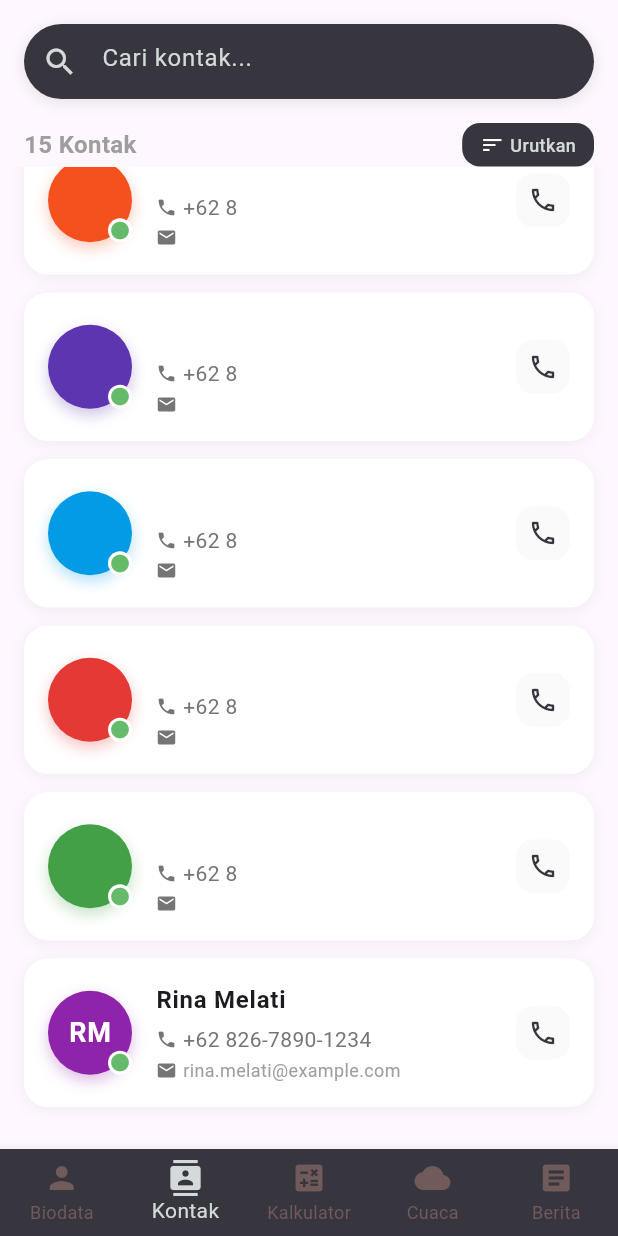
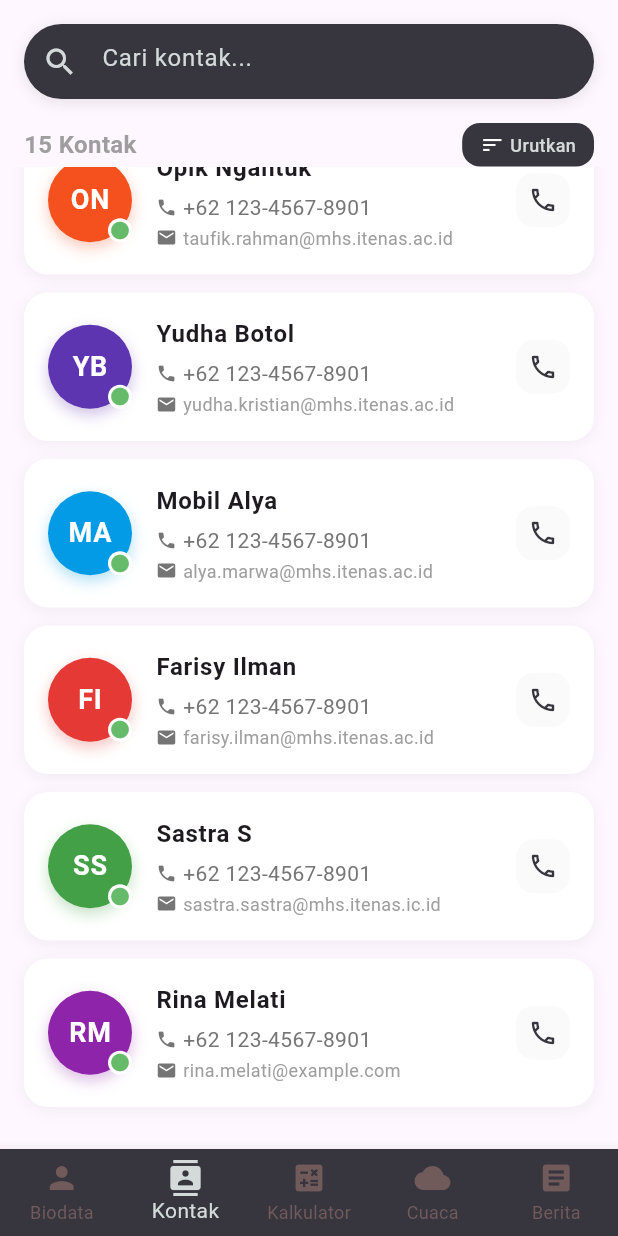
Before and after one commit to riccikoo/InfoMate, a Flutter app: the screen it shows after launch, item 2 of the bottom bar chosen, scrolled down 1042 dp, on a phone screen of 412 x 824 dp. Run offline on Flutter 3.47's test engine with Material 3 defaults, Android fonts, the phone set to English and light mode, and no system bars; our stand-ins replace shared_preferences.

Commit message:
update kontak

```diff
--- a/lib/pages/KontakFragment.dart
+++ b/lib/pages/KontakFragment.dart
@@ -7,105 +7,105 @@ class KontakFragment extends StatelessWidget {
   final List<Map<String, dynamic>> _contacts = const [
     {
       'name': 'Rico Fadli Alfiansyah',
-      'phone': '+62 812-3456-7890',
+      'phone': '+62 123-4567-8901',
       'email': 'rico.fadli@example.com',
       'initial': 'RF',
       'color': 0xFF1E88E5,
     },
     {
       'name': 'Areu',
-      'phone': '+62 857-0365-6284',
+      'phone': '+62 123-4567-8901',
       'email': 'azahra.dwi@mhs.itenas.ac.id',
       'initial': 'D',
       'color': 0xFF010663,
     },
     {
       'name': 'orin',
-      'phone': '+62 81223631265',
+      'phone': '+62 123-4567-8901',
       'email': 'rini.rianty@mhs.itenas.ac.id',
       'initial': 'rr',
       'color': 0xFFFB8C00,
     },
     {
       'name': 'Khoerunnisa Somawijaya',
-      'phone': '+62 83124123614',
+      'phone': '+62 123-4567-8901',
       'email': 'knisa8970@gmail.com',
       'initial': 'KS',
       'color': 0xFFf39cff,
     },
     {
       'name': 'Mila Siti Nabila',
-      'phone': '+62 89652548043',
+      'phone': '+62 123-4567-8901',
       'email': 'mila.siti@mhs.itenas.ac.id',
       'initial': 'MSN',
       'color': 0xFF5E35B1,
     },
     {
-      'name': '',
-      'phone': '+62 8',
-      'email': '',
-      'initial': '',
+      'name': 'Muhammad Reza Faishal',
+      'phone': '+62 123-4567-8901',
+      'email': 'rezafaishal8@gmail.com',
+      'initial': 'zaw',
       'color': 0xFF00897B,
     },
     {
-      'name': '',
-      'phone': '+62 8',
-      'email': '',
-      'initial': '',
+      'name': 'Verenada Arsy Mardatilah',
+      'phone': '+62 123-4567-8901',
+      'email': 'verenada.arsy@.mhs.itenas.ac.id',
+      'initial': 'VA',
       'color': 0xFFD81B60,
     },
     {
-      'name': '',
-      'phone': '+62 8',
-      'email': '',
-      'initial': '',
+      'name': 'Aliyya Rahmawati Putri',
+      'phone': '+62 123-4567-8901',
+      'email': 'aliyya.rahma@mhs.itenas.ac.id',
+      'initial': 'AR',
       'color': 0xFF3949AB,
     },
     {
-      'name': '',
-      'phone': '+62 8',
-      'email': '',
-      'initial': 'FH',
+      'name': 'Martin Aman',
+      'phone': '+62 123-4567-8901',
+      'email': 'martin.rizki@mhs.itenas.ac.id',
+      'initial': 'MA',
       'color': 0xFF7CB342,
     },
     {
-      'name': '',
-      'phone': '+62 8',
-      'email': '',
-      'initial': '',
+      'name': 'Opik Ngantuk',
+      'phone': '+62 123-4567-8901',
+      'email': 'taufik.rahman@mhs.itenas.ac.id',
+      'initial': 'ON',
       'color': 0xFFF4511E,
     },
     {
-      'name': '',
-      'phone': '+62 8',
-      'email': '',
-      'initial': '',
+      'name': 'Yudha Botol',
+      'phone': '+62 123-4567-8901',
+      'email': 'yudha.kristian@mhs.itenas.ac.id',
+      'initial': 'YB',
       'color': 0xFF5E35B1,
     },
     {
-      'name': '',
-      'phone': '+62 8',
-      'email': '',
-      'initial': '',
+      'name': 'Mobil Alya',
+      'phone': '+62 123-4567-8901',
+      'email': 'alya.marwa@mhs.itenas.ac.id',
+      'initial': 'MA',
       'color': 0xFF039BE5,
     },
     {
-      'name': '',
-      'phone': '+62 8',
-      'email': '',
-      'initial': '',
+      'name': 'Farisy Ilman',
+      'phone': '+62 123-4567-8901',
+      'email': 'farisy.ilman@mhs.itenas.ac.id',
+      'initial': 'FI',
       'color': 0xFFE53935,
     },
     {
-      'name': '',
-      'phone': '+62 8',
-      'email': '',
-      'initial': '',
+      'name': 'Sastra S',
+      'phone': '+62 123-4567-8901',
+      'email': 'sastra.sastra@mhs.itenas.ic.id',
+      'initial': 'SS',
       'color': 0xFF43A047,
     },
     {
       'name': 'Rina Melati',
-      'phone': '+62 826-7890-1234',
+      'phone': '+62 123-4567-8901',
       'email': 'rina.melati@example.com',
       'initial': 'RM',
       'color': 0xFF8E24AA,
```
